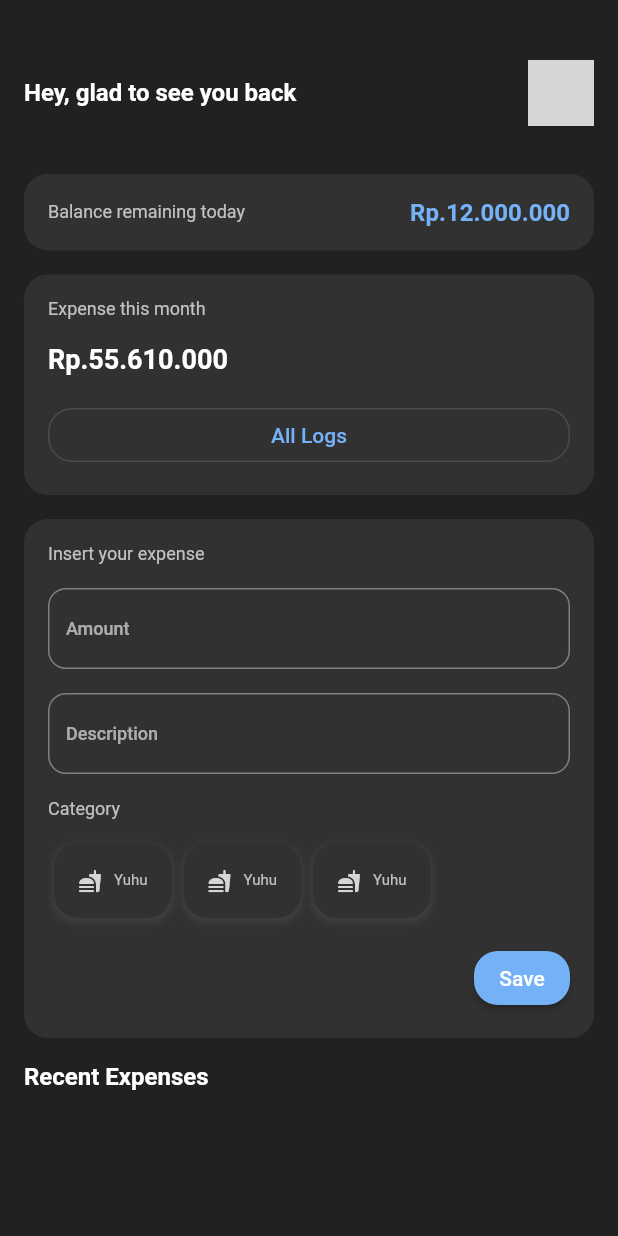
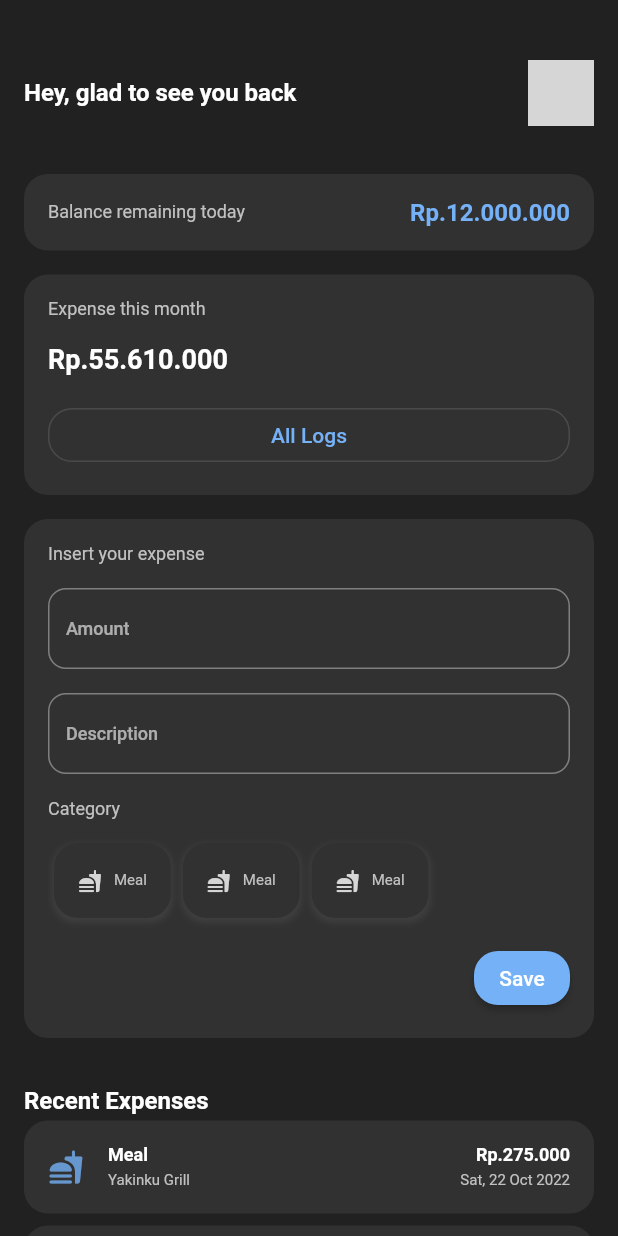
Before and after one commit to fikrihkll/flutter_expense-analytic, a Flutter app: the screen it shows after launch, on a phone screen of 412 x 824 dp. Run offline on Flutter 3.47's test engine with Material 2 defaults, Android fonts, the phone set to English and light mode, and no system bars; our stand-ins replace equatable, shimmer; network calls fail; Roboto replaces fonts that are missing (OpenSans); grey boxes are pictures that could not be loaded.

Commit message:
finish recent expense list

```diff
--- /dev/null
+++ b/lib/core/util/date_util.dart
@@ -0,0 +1,12 @@
+import 'package:intl/intl.dart';
+
+class DateUtil{
+  static DateFormat dbFormat = DateFormat('yyyy-MM-dd hh:mm');
+  static DateFormat dateTimeFormat = DateFormat('hh:mm, d MMM yyyy');
+  static DateFormat dateFormat = DateFormat('EEE, d MMM yyyy');
+
+  static String formatDateFromDbString(String date){
+    DateTime obj = dbFormat.parse(date);
+    return dateFormat.format(obj);
+  }
+}
--- /dev/null
+++ b/lib/core/util/icon_util.dart
@@ -0,0 +1,14 @@
+import 'package:flutter/material.dart';
+
+class IconUtil{
+
+  static IconData getIconFromString(String icon){
+    switch(icon){
+      case 'Meal':
+        return Icons.fastfood_rounded;
+      default:
+        return Icons.fastfood_rounded;
+    }
+  }
+
+}
--- /dev/null
+++ b/lib/core/util/money_util.dart
@@ -0,0 +1,20 @@
+class MoneyUtil{
+
+  static String getReadableMoney(int nominal){
+    String nominalStr = nominal.toString();
+    String finalStr = '';
+    int counter = 0;
+    for(int i=nominalStr.length-1; i>=0; i--){
+      if(counter == 3){
+        finalStr += '.';
+        finalStr += nominalStr[i];
+        counter = 1;
+      }else{
+        finalStr += nominalStr[i];
+        counter++;
+      }
+    }
+    return finalStr.split('').reversed.join('');
+  }
+
+}
--- a/lib/features/domain/entities/expense_categroy.dart
+++ b/lib/features/domain/entities/expense_categroy.dart
@@ -1,9 +1,14 @@
-import 'package:flutter/material.dart';
 
-class ExpenseCategory{
+import 'package:equatable/equatable.dart';
+
+class ExpenseCategory extends Equatable{
 
   final String name;
-  final IconData icon;
 
-  ExpenseCategory({required this.name, required this.icon});
+  const ExpenseCategory({required this.name});
+
+  @override
+  List<Object?> get props => [
+    name
+  ];
 }
--- /dev/null
+++ b/lib/features/domain/entities/log.dart
@@ -0,0 +1,35 @@
+import 'package:equatable/equatable.dart';
+
+class Log extends Equatable{
+  final int id;
+  final String category;
+  final String desc;
+  final String date;
+  final int month;
+  final int year;
+  final int nominal;
+  final int userId;
+
+  const Log({
+    required this.id,
+    required this.category,
+    required this.desc,
+    required this.date,
+    required this.month,
+    required this.year,
+    required this.nominal,
+    required this.userId
+  });
+
+  @override
+  List<Object?> get props => [
+    id,
+    category,
+    desc,
+    date,
+    month,
+    year,
+    nominal,
+    userId
+  ];
+}
--- a/lib/features/presentation/pages/home/home_page.dart
+++ b/lib/features/presentation/pages/home/home_page.dart
@@ -108,7 +108,7 @@ class _HomePageState extends State<HomePage> {
               _buildExpenseThisMonth(),
               const SizedBox(height: 16,),
               const InputExpenseSection(),
-              const SizedBox(height: 16,),
+              const SizedBox(height: 32,),
               const RecentExpenseListSection()
             ],
           ),
--- a/lib/features/presentation/pages/home/input_expense/category_list_widget.dart
+++ b/lib/features/presentation/pages/home/input_expense/category_list_widget.dart
@@ -1,3 +1,4 @@
+import 'package:expense_app/core/util/icon_util.dart';
 import 'package:expense_app/features/domain/entities/expense_categroy.dart';
 import 'package:expense_app/features/presentation/widgets/floating_container.dart';
 import 'package:flutter/material.dart';
@@ -36,7 +37,7 @@ class CategoryListWidget extends StatelessWidget {
       child: Row(
         children: [
           Icon(
-            expenseCategory.icon,
+            IconUtil.getIconFromString(expenseCategory.name),
             color: _theme.colorScheme.onPrimary,
             size: 16,
           ),
--- a/lib/features/presentation/pages/home/input_expense/input_expense_section.dart
+++ b/lib/features/presentation/pages/home/input_expense/input_expense_section.dart
@@ -15,9 +15,9 @@ class _InputExpenseSectionState extends State<InputExpenseSection> {
   late ThemeData _theme;
 
   final List<ExpenseCategory> _listCategory = [
-    ExpenseCategory(name: 'Yuhu', icon: Icons.fastfood_rounded),
-    ExpenseCategory(name: 'Yuhu', icon: Icons.fastfood_rounded),
-    ExpenseCategory(name: 'Yuhu', icon: Icons.fastfood_rounded),
+    ExpenseCategory(name: 'Meal'),
+    ExpenseCategory(name: 'Meal'),
+    ExpenseCategory(name: 'Meal'),
   ];
 
   int _selectedItemPosition = -1;
--- a/lib/features/presentation/pages/home/recent_expense_list/recent_expense_list_section.dart
+++ b/lib/features/presentation/pages/home/recent_expense_list/recent_expense_list_section.dart
@@ -1,3 +1,8 @@
+import 'package:expense_app/core/util/date_util.dart';
+import 'package:expense_app/core/util/icon_util.dart';
+import 'package:expense_app/core/util/money_util.dart';
+import 'package:expense_app/features/domain/entities/log.dart';
+import 'package:expense_app/features/presentation/widgets/floating_container.dart';
 import 'package:flutter/material.dart';
 
 class RecentExpenseListSection extends StatefulWidget {
@@ -11,6 +16,46 @@ class _RecentExpenseListSectionState extends State<RecentExpenseListSection> {
 
   late ThemeData _theme;
 
+  Widget _buildRecentExpenseItem(Log log){
+    return Padding(
+      padding: const EdgeInsets.only(top: 4, bottom: 4),
+      child: FloatingContainer(
+          child: Row(
+            children: [
+              Icon(
+                IconUtil.getIconFromString(log.category),
+                color: _theme.colorScheme.primary,
+              ),
+              const SizedBox(
+                width: 16,
+              ),
+              Expanded(
+                child: Column(
+                  crossAxisAlignment: CrossAxisAlignment.start,
+                  children: [
+                    Text(log.category, style: _theme.textTheme.headline6,),
+                    const SizedBox(height: 4,),
+                    Text(log.desc, style: _theme.textTheme.subtitle1,)
+                  ],
+                ),
+              ),
+              const SizedBox(
+                width: 16,
+              ),
+              Column(
+                crossAxisAlignment: CrossAxisAlignment.end,
+                children: [
+                  Text('Rp.${MoneyUtil.getReadableMoney(log.nominal)}', style: _theme.textTheme.headline6,),
+                  const SizedBox(height: 4,),
+                  Text(DateUtil.formatDateFromDbString(log.date), style: _theme.textTheme.subtitle1)
+                ],
+              ),
+            ],
+          )
+      ),
+    );
+  }
+
   @override
   Widget build(BuildContext context) {
     _theme = Theme.of(context);
@@ -21,7 +66,23 @@ class _RecentExpenseListSectionState extends State<RecentExpenseListSection> {
           'Recent Expenses',
           style: _theme.textTheme.headline4,
         ),
-
+        ListView.builder(
+          primary: false,
+          shrinkWrap: true,
+          itemCount: 3,
+          itemBuilder: (context, position){
+            return _buildRecentExpenseItem(Log(
+              id: 1,
+              category: 'Meal',
+              desc: 'Yakinku Grill',
+              date: '2022-10-22 20:20',
+              month: 10,
+              year: 2022,
+              nominal: 275000,
+              userId: 1
+            ));
+          }
+        )
       ],
     );
   }
--- a/pubspec.yaml
+++ b/pubspec.yaml
@@ -13,6 +13,8 @@ dependencies:
     sdk: flutter
 
   cupertino_icons: ^1.0.2
+  # for date format
+  intl: ^0.17.0
   # Service locator
   get_it: ^7.2.0
   # Bloc for state management
```
Also changed, not shown: pubspec.lock.
